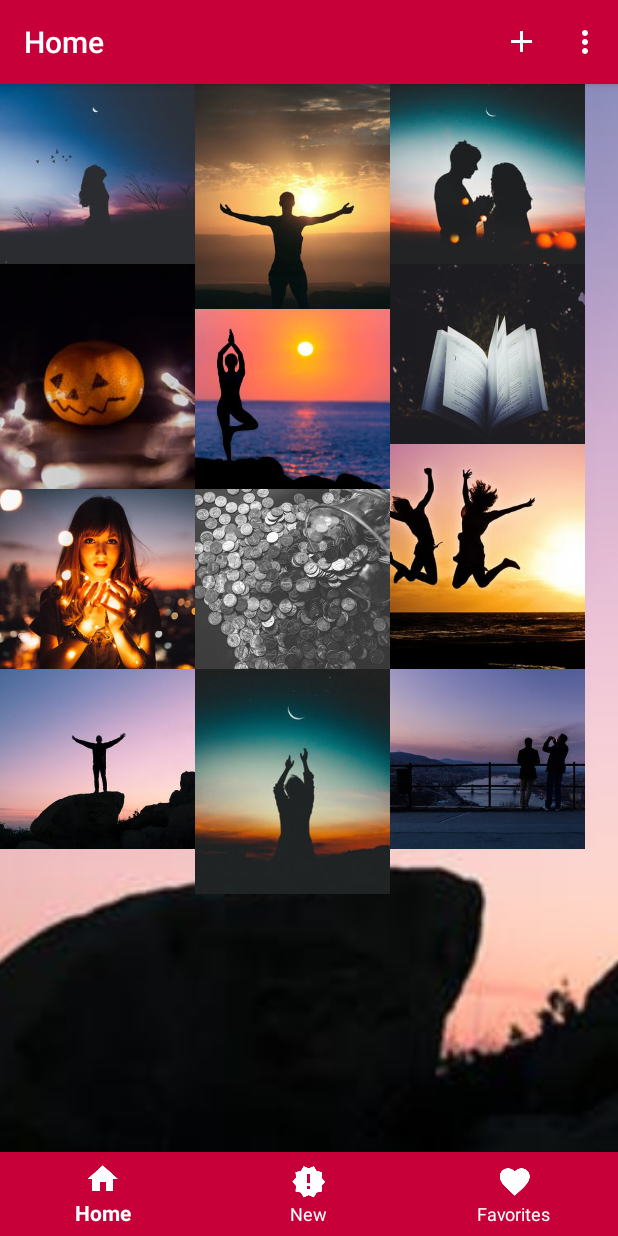
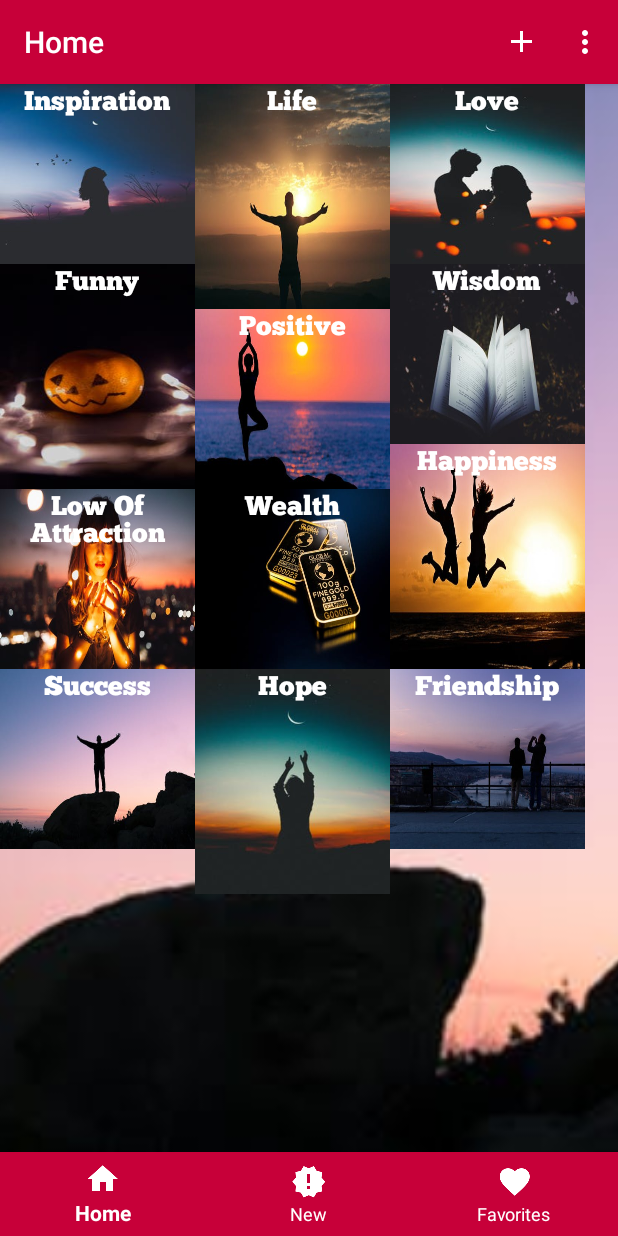
Before and after one commit to Musab36/QuoteHub, an Android app: the screen it shows after launch (MainActivity), on a phone screen of 412 x 824 dp. Run offline under Robolectric (Android 15) with nearby library versions, the phone set to English and light mode, and no system bars; our stand-ins replace ButterKnife; Roboto replaces fonts that are not available here.

Commit message:
Added fonts to the categories textviews

```diff
--- a/app/src/main/java/com/salajim/musab/quotehub/fragments/HomeFragment.java
+++ b/app/src/main/java/com/salajim/musab/quotehub/fragments/HomeFragment.java
@@ -1,30 +1,58 @@
 package com.salajim.musab.quotehub.fragments;
 
 
+import android.graphics.Typeface;
 import android.os.Bundle;
 import android.support.v4.app.Fragment;
 import android.view.LayoutInflater;
 import android.view.View;
 import android.view.ViewGroup;
+import android.widget.TextView;
 
 import com.salajim.musab.quotehub.R;
+
+import butterknife.Bind;
+import butterknife.ButterKnife;
 
 /**
  * A simple {@link Fragment} subclass.
  */
 public class HomeFragment extends Fragment {
-
-
-    public HomeFragment() {
-        // Required empty public constructor
-    }
-
+    public static final String TAG = "HomeFragment";
+    @Bind(R.id.inspiration) TextView mInspiration;
+    @Bind(R.id.life) TextView mLife;
+    @Bind(R.id.love) TextView mLove;
+    @Bind(R.id.wisdom) TextView mWisdom;
+    @Bind(R.id.funny) TextView mFunny;
+    @Bind(R.id.motivation) TextView mMotivation;
+    @Bind(R.id.money) TextView mMoney;
+    @Bind(R.id.happiness) TextView mHappiness;
+    @Bind(R.id.success) TextView mSuccess;
+    @Bind(R.id.friendship) TextView mFriendship;
+    @Bind(R.id.positve) TextView mPositive;
+    @Bind(R.id.hope) TextView mHope;
 
     @Override
     public View onCreateView(LayoutInflater inflater, ViewGroup container,
                              Bundle savedInstanceState) {
-        // Inflate the layout for this fragment
         View view = inflater.inflate(R.layout.fragment_home, container, false);
+        ButterKnife.bind(this, view);
+
+        // Setting fonts
+        Typeface fonts = Typeface.createFromAsset(getActivity().getAssets(), "fonts/Chunkfive.otf");
+        mInspiration.setTypeface(fonts);
+        mLife.setTypeface(fonts);
+        mLove.setTypeface(fonts);
+        mWisdom.setTypeface(fonts);
+        mFunny.setTypeface(fonts);
+        mMotivation.setTypeface(fonts);
+        mMoney.setTypeface(fonts);
+        mHappiness.setTypeface(fonts);
+        mSuccess.setTypeface(fonts);
+        mFriendship.setTypeface(fonts);
+        mPositive.setTypeface(fonts);
+        mHope.setTypeface(fonts);
+
         return view;
     }
 
--- a/app/src/main/res/layout/fragment_home.xml
+++ b/app/src/main/res/layout/fragment_home.xml
@@ -4,191 +4,168 @@
     android:layout_height="match_parent"
     tools:context="com.salajim.musab.quotehub.fragments.HomeFragment">
 
-    <ImageView
+    <TextView
         android:layout_width="130dp"
         android:layout_height="120dp"
-        android:src="@drawable/control"
+        android:background="@drawable/control"
         android:scaleType="centerCrop"
-        android:id="@+id/inspiration" />
+        android:id="@+id/inspiration"
+        android:text="Inspiration"
+        android:textSize="18sp"
+        android:gravity="center_horizontal"
+        android:textStyle="bold"
+        android:textColor="@android:color/white"/>
 
     <TextView
-        android:layout_width="wrap_content"
-        android:layout_height="wrap_content"
-        android:layout_below="@+id/inspiration"
-        android:layout_marginLeft="15dp"
-        android:id="@+id/inspirationTextView"/>
-
-    <ImageView
         android:layout_width="130dp"
         android:layout_height="150dp"
-        android:src="@drawable/come"
+        android:background="@drawable/come"
         android:scaleType="centerCrop"
         android:layout_toRightOf="@+id/inspiration"
-        android:id="@+id/life" />
+        android:id="@+id/life"
+        android:text="Life"
+        android:textSize="18sp"
+        android:gravity="center_horizontal"
+        android:textStyle="bold"
+        android:textColor="@android:color/white"/>
 
     <TextView
-        android:layout_width="wrap_content"
-        android:layout_height="wrap_content"
-        android:layout_below="@+id/life"
-        android:layout_marginLeft="130dp"
-        android:id="@+id/lifeTextView"/>
-
-    <ImageView
         android:layout_width="130dp"
         android:layout_height="120dp"
-        android:src="@drawable/love"
+        android:background="@drawable/love"
         android:scaleType="centerCrop"
         android:layout_toRightOf="@+id/life"
-        android:id="@+id/love"/>
+        android:id="@+id/love"
+        android:text="Love"
+        android:textSize="18sp"
+        android:gravity="center_horizontal"
+        android:textStyle="bold"
+        android:textColor="@android:color/white"/>
 
     <TextView
-        android:layout_width="wrap_content"
-        android:layout_height="wrap_content"
-        android:layout_below="@+id/love"
-        android:layout_marginLeft="270dp"
-        android:id="@+id/loveTextView"/>
-
-    <ImageView
         android:layout_width="130dp"
         android:layout_height="150dp"
-        android:src="@drawable/funny"
+        android:background="@drawable/funny"
         android:scaleType="centerCrop"
         android:id="@+id/funny"
         android:layout_below="@+id/inspiration"
         android:layout_alignParentLeft="true"
-        android:layout_alignParentStart="true" />
+        android:layout_alignParentStart="true"
+        android:text="Funny"
+        android:textSize="18sp"
+        android:gravity="center_horizontal"
+        android:textStyle="bold"
+        android:textColor="@android:color/white"/>
 
     <TextView
-        android:layout_width="wrap_content"
-        android:layout_height="wrap_content"
-        android:layout_below="@+id/funny"
-        android:layout_marginLeft="15dp"
-        android:id="@+id/funnyTextView"/>
-
-    <ImageView
         android:layout_width="130dp"
         android:layout_height="120dp"
-        android:src="@drawable/medi"
+        android:background="@drawable/medi"
         android:scaleType="centerCrop"
         android:id="@+id/positve"
         android:layout_below="@+id/life"
-        android:layout_toRightOf="@+id/lifeTextView"
-        android:layout_toEndOf="@+id/lifeTextView" />
+        android:layout_toRightOf="@+id/funny"
+        android:layout_toEndOf="@+id/funny"
+        android:text="Positive"
+        android:textSize="18sp"
+        android:gravity="center_horizontal"
+        android:textStyle="bold"
+        android:textColor="@android:color/white"/>
 
     <TextView
-        android:layout_width="wrap_content"
-        android:layout_height="wrap_content"
-        android:layout_below="@+id/positve"
-        android:layout_marginLeft="130dp"
-        android:id="@+id/positiveTextView"/>
-
-    <ImageView
         android:layout_width="130dp"
         android:layout_height="120dp"
-        android:src="@drawable/wisdom"
+        android:background="@drawable/wisdom"
         android:scaleType="centerCrop"
         android:layout_below="@+id/love"
         android:layout_toRightOf="@+id/positve"
-        android:id="@+id/wisdom"/>
+        android:id="@+id/wisdom"
+        android:text="Wisdom"
+        android:textSize="18sp"
+        android:gravity="center_horizontal"
+        android:textStyle="bold"
+        android:textColor="@android:color/white"/>
 
     <TextView
-        android:layout_width="wrap_content"
-        android:layout_height="wrap_content"
-        android:layout_below="@+id/wisdom"
-        android:layout_marginLeft="270dp"
-        android:id="@+id/wisdomTextView" />
-
-    <ImageView
         android:layout_width="130dp"
         android:layout_height="120dp"
-        android:src="@drawable/loa"
+        android:background="@drawable/loa"
         android:scaleType="centerCrop"
         android:layout_below="@+id/funny"
-        android:id="@+id/motivation"/>
+        android:id="@+id/motivation"
+        android:text="Low Of Attraction"
+        android:textSize="18sp"
+        android:gravity="center_horizontal"
+        android:textStyle="bold"
+        android:textColor="@android:color/white"/>
 
     <TextView
-        android:layout_width="wrap_content"
-        android:layout_height="wrap_content"
-        android:layout_below="@+id/motivation"
-        android:layout_marginLeft="15dp"/>
-
-    <ImageView
         android:layout_width="130dp"
         android:layout_height="120dp"
-        android:src="@drawable/wealth"
+        android:background="@drawable/gold"
         android:scaleType="centerCrop"
         android:layout_below="@+id/positve"
         android:layout_toRightOf="@+id/motivation"
-        android:id="@+id/money"/>
+        android:id="@+id/money"
+        android:text="Wealth"
+        android:textSize="18sp"
+        android:gravity="center_horizontal"
+        android:textStyle="bold"
+        android:textColor="@android:color/white"/>
 
     <TextView
-        android:layout_width="wrap_content"
-        android:layout_height="wrap_content"
-        android:layout_below="@+id/money"
-        android:layout_marginLeft="130dp"
-        android:id="@+id/moneyTextView"/>
-
-    <ImageView
         android:layout_width="130dp"
         android:layout_height="150dp"
-        android:src="@drawable/happy"
+        android:background="@drawable/happy"
         android:scaleType="centerCrop"
         android:layout_below="@+id/wisdom"
         android:layout_toRightOf="@+id/money"
-        android:id="@+id/happiness"/>
+        android:id="@+id/happiness"
+        android:text="Happiness"
+        android:textSize="18sp"
+        android:gravity="center_horizontal"
+        android:textStyle="bold"
+        android:textColor="@android:color/white"/>
 
     <TextView
-        android:layout_width="wrap_content"
-        android:layout_height="wrap_content"
-        android:layout_below="@+id/money"
-        android:layout_marginLeft="270dp"
-        android:id="@+id/happinessTextView"/>
-
-    <ImageView
         android:layout_width="130dp"
         android:layout_height="120dp"
-        android:src="@drawable/success"
+        android:background="@drawable/success"
         android:scaleType="centerCrop"
         android:layout_below="@+id/happiness"
-        android:id="@+id/success"/>
+        android:id="@+id/success"
+        android:text="Success"
+        android:textSize="18sp"
+        android:gravity="center_horizontal"
+        android:textStyle="bold"
+        android:textColor="@android:color/white"/>
 
     <TextView
-        android:layout_width="wrap_content"
-        android:layout_height="wrap_content"
-        android:layout_below="@+id/success"
-        android:layout_marginLeft="15dp"
-        android:id="@+id/successTextView"/>
-
-    <ImageView
         android:layout_width="130dp"
         android:layout_height="150dp"
-        android:src="@drawable/reach"
+        android:background="@drawable/reach"
         android:scaleType="centerCrop"
         android:layout_below="@+id/happiness"
         android:layout_toRightOf="@+id/success"
-        android:id="@+id/hope"/>
+        android:id="@+id/hope"
+        android:text="Hope"
+        android:textSize="18sp"
+        android:gravity="center_horizontal"
+        android:textStyle="bold"
+        android:textColor="@android:color/white"/>
 
     <TextView
-        android:layout_width="wrap_content"
-        android:layout_height="wrap_content"
-        android:layout_below="@+id/hope"
-        android:layout_marginLeft="130dp"
-        android:id="@+id/hopeTextView"/>
-
-    <ImageView
         android:layout_width="130dp"
         android:layout_height="120dp"
-        android:src="@drawable/friendship"
+        android:background="@drawable/friendship"
         android:scaleType="centerCrop"
         android:layout_below="@+id/money"
         android:layout_toRightOf="@+id/hope"
-        android:background="@color/darkB"
-        android:id="@+id/friendship"/>
-
-    <TextView
-        android:layout_width="wrap_content"
-        android:layout_height="wrap_content"
-        android:layout_below="@+id/friendship"
-        android:layout_marginLeft="270dp"/>
+        android:id="@+id/friendship"
+        android:text="Friendship"
+        android:textSize="18sp"
+        android:gravity="center_horizontal"
+        android:textStyle="bold"
+        android:textColor="@android:color/white"/>
 
 </RelativeLayout>
```
